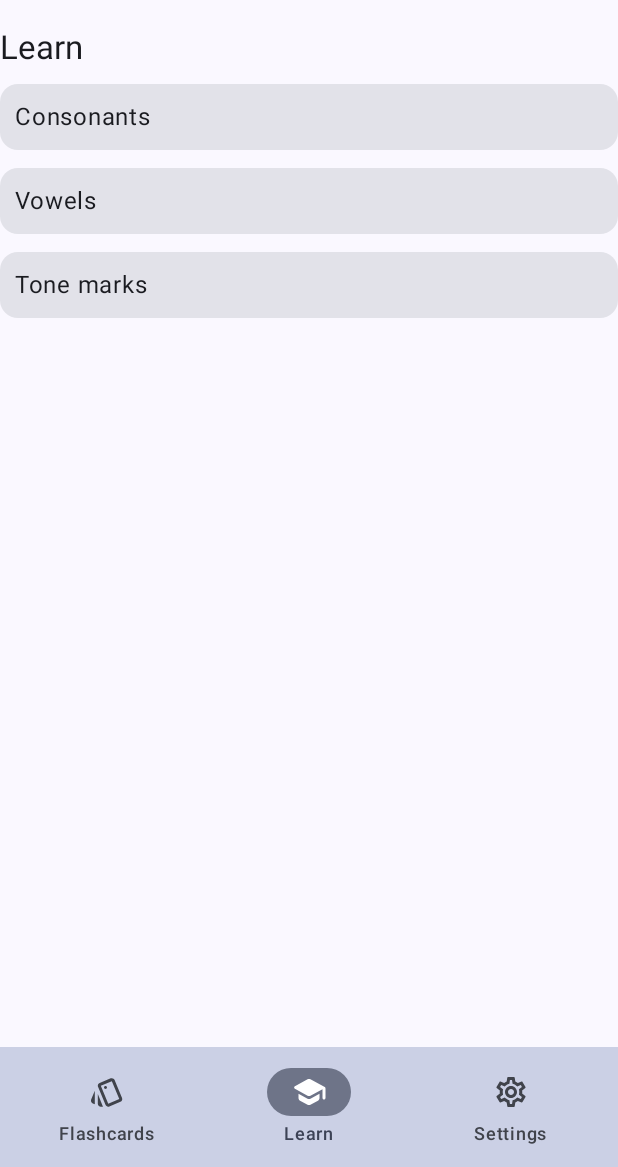
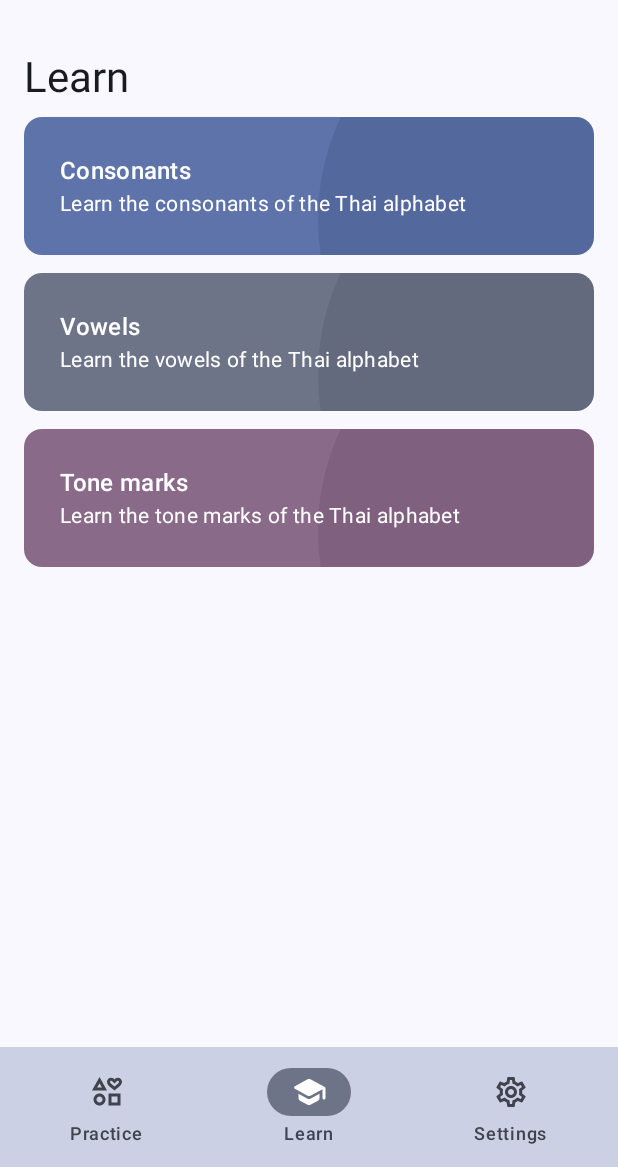
Before and after one commit to fontaipi/riian-thai, an Android app built with Jetpack Compose: the screen it shows after launch (MainActivity), item 2 of the bottom bar chosen, on a phone screen of 412 x 824 dp, the part 69-1236 px from its top. Run offline under Robolectric (Android 15) with nearby library versions, the phone set to English and light mode, and no system bars; our stand-ins replace Dagger/Hilt's generated code, Room's generated code.

Commit message:
:lipstick: create learn and practice category card

```diff
--- a/app/src/main/java/com/fontaipi/riianthai/RiianThaiApp.kt
+++ b/app/src/main/java/com/fontaipi/riianthai/RiianThaiApp.kt
@@ -37,15 +37,15 @@ import androidx.navigation.navOptions
 import com.fontaipi.riianthai.model.ConsonantClass
 import com.fontaipi.riianthai.ui.component.BottomAppBar
 import com.fontaipi.riianthai.ui.component.slideInVerticallyComposable
-import com.fontaipi.riianthai.ui.page.cards.CardsScreen
-import com.fontaipi.riianthai.ui.page.flashcard.FlashCardScreen
 import com.fontaipi.riianthai.ui.page.consonant.detail.ConsonantDetailRoute
 import com.fontaipi.riianthai.ui.page.consonant.list.ConsonantsRoute
-import com.fontaipi.riianthai.ui.page.settings.SettingsScreen
-import com.fontaipi.riianthai.ui.page.summary.SummaryScreen
+import com.fontaipi.riianthai.ui.page.flashcard.FlashcardScreen
 import com.fontaipi.riianthai.ui.page.learn.navigation.learnGraph
 import com.fontaipi.riianthai.ui.page.learn.navigation.learnRoute
 import com.fontaipi.riianthai.ui.page.learn.navigation.navigateToLearnGraph
+import com.fontaipi.riianthai.ui.page.practice.PracticeScreen
+import com.fontaipi.riianthai.ui.page.settings.SettingsScreen
+import com.fontaipi.riianthai.ui.page.summary.SummaryScreen
 import com.fontaipi.riianthai.ui.page.tone.ToneMarksScreen
 
 @Immutable
@@ -142,7 +142,7 @@ fun RiianThaiApp(
 
             )
         ) {
-            FlashCardScreen(
+            FlashcardScreen(
                 onBackClick = {
                     appState.bottomNavController.popBackStack()
                 }
@@ -186,9 +186,9 @@ fun BottomNavHost(
     NavHost(
         modifier = modifier,
         navController = navController,
-        startDestination = TopLevelDestination.CARDS.path
+        startDestination = TopLevelDestination.PRACTICE.path
     ) {
-        composable(TopLevelDestination.CARDS.path) {
+        composable(TopLevelDestination.PRACTICE.path) {
             LaunchedEffect(Unit) {
                 updateScaffoldViewState(
                     ScaffoldViewState(
@@ -199,10 +199,7 @@ fun BottomNavHost(
                     )
                 )
             }
-            CardsScreen(
-                navigateToFlashCardScreen = navigateToFlashCardScreen,
-                navigateToSummaryScreen = navigateToSummaryScreen
-            )
+            PracticeScreen()
         }
 
         learnGraph(
@@ -259,7 +256,7 @@ class RiianThaiState(
 
     val currentTopLevelDestination: TopLevelDestination?
         @Composable get() = when (currentBottomNavDestination?.route) {
-            TopLevelDestination.CARDS.path -> TopLevelDestination.CARDS
+            TopLevelDestination.PRACTICE.path -> TopLevelDestination.PRACTICE
             learnRoute -> TopLevelDestination.LEARN
             TopLevelDestination.SETTINGS.path -> TopLevelDestination.SETTINGS
             else -> null
@@ -275,7 +272,7 @@ class RiianThaiState(
 
         when (topLevelDestination) {
             TopLevelDestination.LEARN -> bottomNavController.navigateToLearnGraph(topLevelNavOptions)
-            TopLevelDestination.CARDS -> bottomNavController.navigate(TopLevelDestination.CARDS.path)
+            TopLevelDestination.PRACTICE -> bottomNavController.navigate(TopLevelDestination.PRACTICE.path)
             TopLevelDestination.SETTINGS -> bottomNavController.navigate(TopLevelDestination.SETTINGS.path)
         }
 
--- a/app/src/main/java/com/fontaipi/riianthai/TopLevelDestination.kt
+++ b/app/src/main/java/com/fontaipi/riianthai/TopLevelDestination.kt
@@ -1,12 +1,12 @@
 package com.fontaipi.riianthai
 
 import androidx.compose.material.icons.Icons
+import androidx.compose.material.icons.outlined.Interests
 import androidx.compose.material.icons.outlined.School
 import androidx.compose.material.icons.outlined.Settings
-import androidx.compose.material.icons.outlined.Style
+import androidx.compose.material.icons.rounded.Interests
 import androidx.compose.material.icons.rounded.School
 import androidx.compose.material.icons.rounded.Settings
-import androidx.compose.material.icons.rounded.Style
 import androidx.compose.ui.graphics.vector.ImageVector
 
 enum class TopLevelDestination(
@@ -16,12 +16,12 @@ enum class TopLevelDestination(
     val titleText: String,
     val path: String
 ) {
-    CARDS(
-        selectedIcon = Icons.Rounded.Style,
-        unselectedIcon = Icons.Outlined.Style,
-        iconText = "Flashcards",
-        titleText = "Flashcards",
-        path = "/flashcards"
+    PRACTICE(
+        selectedIcon = Icons.Rounded.Interests,
+        unselectedIcon = Icons.Outlined.Interests,
+        iconText = "Practice",
+        titleText = "Practice",
+        path = "/practice"
     ),
     LEARN(
         selectedIcon = Icons.Rounded.School,
--- a/app/src/main/java/com/fontaipi/riianthai/ui/page/flashcard/FlahCardScreen.kt
+++ b/app/src/main/java/com/fontaipi/riianthai/ui/page/flashcard/FlashcardScreen.kt
@@ -20,8 +20,8 @@ import com.fontaipi.riianthai.ui.page.flashcard.component.PhoneticText
 import kotlinx.coroutines.launch
 
 @Composable
-fun FlashCardScreen(
-    viewModel: FlashCardViewModel = hiltViewModel(),
+fun FlashcardScreen(
+    viewModel: FlashcardViewModel = hiltViewModel(),
     onBackClick: () -> Unit,
 ) {
     val flashCardState by viewModel.flashCardState.collectAsStateWithLifecycle()
--- a/app/src/main/java/com/fontaipi/riianthai/ui/page/learn/LearnScreen.kt
+++ b/app/src/main/java/com/fontaipi/riianthai/ui/page/learn/LearnScreen.kt
@@ -1,17 +1,15 @@
 package com.fontaipi.riianthai.ui.page.learn
 
 import androidx.compose.foundation.layout.Arrangement
-import androidx.compose.foundation.layout.Box
 import androidx.compose.foundation.layout.Column
 import androidx.compose.foundation.layout.fillMaxSize
-import androidx.compose.foundation.layout.fillMaxWidth
 import androidx.compose.foundation.layout.padding
-import androidx.compose.material3.Card
 import androidx.compose.material3.MaterialTheme
 import androidx.compose.material3.Text
 import androidx.compose.runtime.Composable
 import androidx.compose.ui.Modifier
 import androidx.compose.ui.unit.dp
+import com.fontaipi.riianthai.ui.page.learn.component.LearningCategoryCard
 
 @Composable
 fun LearnScreen(
@@ -20,49 +18,39 @@ fun LearnScreen(
     navigateToToneMarks: () -> Unit,
 ) {
     Column(
-        modifier = Modifier.fillMaxSize(),
+        modifier = Modifier
+            .fillMaxSize()
+            .padding(16.dp),
         verticalArrangement = Arrangement.spacedBy(8.dp)
     ) {
         Text(
             text = "Learn",
-            style = MaterialTheme.typography.titleLarge
+            style = MaterialTheme.typography.headlineMedium
         )
         Column(
-            verticalArrangement = Arrangement.spacedBy(8.dp)
+            verticalArrangement = Arrangement.spacedBy(12.dp)
         ) {
-            Card(
-                onClick = navigateToConsonants
-            ) {
-                Box(
-                    modifier = Modifier
-                        .fillMaxWidth()
-                        .padding(10.dp),
-                ) {
-                    Text(text = "Consonants")
-                }
-            }
-            Card(
-                onClick = {}
-            ) {
-                Box(
-                    modifier = Modifier
-                        .fillMaxWidth()
-                        .padding(10.dp),
-                ) {
-                    Text(text = "Vowels")
-                }
-            }
-            Card(
-                onClick = navigateToToneMarks
-            ) {
-                Box(
-                    modifier = Modifier
-                        .fillMaxWidth()
-                        .padding(10.dp),
-                ) {
-                    Text(text = "Tone marks")
-                }
-            }
+            LearningCategoryCard(
+                title = "Consonants",
+                subtitle = "Learn the consonants of the Thai alphabet",
+                onClick = navigateToConsonants,
+                color = MaterialTheme.colorScheme.primaryContainer,
+                circleColor = MaterialTheme.colorScheme.primary
+            )
+            LearningCategoryCard(
+                title = "Vowels",
+                subtitle = "Learn the vowels of the Thai alphabet",
+                onClick = {},
+                color = MaterialTheme.colorScheme.secondaryContainer,
+                circleColor = MaterialTheme.colorScheme.secondary
+            )
+            LearningCategoryCard(
+                title = "Tone marks",
+                subtitle = "Learn the tone marks of the Thai alphabet",
+                onClick = navigateToToneMarks,
+                color = MaterialTheme.colorScheme.tertiaryContainer,
+                circleColor = MaterialTheme.colorScheme.tertiary
+            )
         }
     }
 }
--- /dev/null
+++ b/app/src/main/java/com/fontaipi/riianthai/ui/page/learn/component/LearningCategoryCard.kt
@@ -0,0 +1,66 @@
+package com.fontaipi.riianthai.ui.page.learn.component
+
+import androidx.compose.foundation.layout.Box
+import androidx.compose.foundation.layout.Column
+import androidx.compose.foundation.layout.fillMaxWidth
+import androidx.compose.foundation.layout.padding
+import androidx.compose.material3.Card
+import androidx.compose.material3.CardDefaults
+import androidx.compose.material3.MaterialTheme
+import androidx.compose.material3.Text
+import androidx.compose.runtime.Composable
+import androidx.compose.ui.Modifier
+import androidx.compose.ui.draw.drawBehind
+import androidx.compose.ui.geometry.Offset
+import androidx.compose.ui.graphics.Color
+import androidx.compose.ui.tooling.preview.Preview
+import androidx.compose.ui.unit.dp
+import com.fontaipi.riianthai.ui.theme.RiianThaiTheme
+
+@Composable
+fun LearningCategoryCard(
+    title: String,
+    subtitle: String,
+    onClick: () -> Unit,
+    color: Color = MaterialTheme.colorScheme.surfaceVariant,
+    circleColor: Color = MaterialTheme.colorScheme.primary,
+) {
+    Card(
+        onClick = onClick,
+        colors = CardDefaults.cardColors(
+            containerColor = color
+        )
+    ) {
+        Box(
+            modifier = Modifier
+                .fillMaxWidth()
+                .padding(24.dp)
+                .drawBehind {
+                    drawCircle(
+                        radius = 240f,
+                        color = circleColor.copy(alpha = 0.2f),
+                        center = Offset(size.width, size.height)
+                    )
+                },
+        ) {
+            Column {
+                Text(text = title, style = MaterialTheme.typography.titleMedium)
+                Text(text = subtitle, style = MaterialTheme.typography.bodyMedium)
+            }
+        }
+    }
+}
+
+
+@Preview
+@Composable
+private fun LearningCategoryCardPreview() {
+    RiianThaiTheme {
+        LearningCategoryCard(
+            title = "Consonants",
+            subtitle = "Learn the consonants of the Thai alphabet",
+            onClick = {},
+            color = MaterialTheme.colorScheme.primaryContainer
+        )
+    }
+}
--- a/app/src/main/java/com/fontaipi/riianthai/ui/page/cards/CardsScreen.kt
+++ b/app/src/main/java/com/fontaipi/riianthai/ui/page/practice/CardsScreen.kt
@@ -1,4 +1,4 @@
-package com.fontaipi.riianthai.ui.page.cards
+package com.fontaipi.riianthai.ui.page.practice
 
 import androidx.compose.foundation.layout.Arrangement
 import androidx.compose.foundation.layout.Box
@@ -22,9 +22,6 @@ import androidx.compose.material3.Text
 import androidx.compose.runtime.Composable
 import androidx.compose.ui.Alignment
 import androidx.compose.ui.Modifier
-import androidx.compose.ui.text.SpanStyle
-import androidx.compose.ui.text.buildAnnotatedString
-import androidx.compose.ui.text.withStyle
 import androidx.compose.ui.unit.dp
 import com.fontaipi.riianthai.model.ConsonantClass
 import com.fontaipi.riianthai.model.VowelClass
--- /dev/null
+++ b/app/src/main/java/com/fontaipi/riianthai/ui/page/practice/PracticeScreen.kt
@@ -0,0 +1,66 @@
+package com.fontaipi.riianthai.ui.page.practice
+
+import androidx.compose.foundation.layout.Arrangement
+import androidx.compose.foundation.layout.Column
+import androidx.compose.foundation.layout.fillMaxSize
+import androidx.compose.foundation.layout.padding
+import androidx.compose.foundation.lazy.grid.GridCells
+import androidx.compose.foundation.lazy.grid.LazyVerticalGrid
+import androidx.compose.material3.MaterialTheme
+import androidx.compose.material3.Text
+import androidx.compose.runtime.Composable
+import androidx.compose.ui.Modifier
+import androidx.compose.ui.tooling.preview.Preview
+import androidx.compose.ui.unit.dp
+import com.fontaipi.riianthai.ui.page.practice.component.PracticeCategoryCard
+import com.fontaipi.riianthai.ui.theme.RiianThaiTheme
+
+@Composable
+fun PracticeScreen() {
+    Column(
+        modifier = Modifier
+            .fillMaxSize()
+            .padding(16.dp),
+        verticalArrangement = Arrangement.spacedBy(16.dp)
+    ) {
+        Text(text = "Practice", style = MaterialTheme.typography.headlineMedium)
+        LazyVerticalGrid(
+            columns = GridCells.Fixed(2),
+            verticalArrangement = Arrangement.spacedBy(24.dp),
+            horizontalArrangement = Arrangement.spacedBy(24.dp),
+        ) {
+            item {
+                PracticeCategoryCard(
+                    title = "Flashcards",
+                    onClick = {},
+                    color = MaterialTheme.colorScheme.primaryContainer,
+                    circleColor = MaterialTheme.colorScheme.primary
+                )
+            }
+            item {
+                PracticeCategoryCard(
+                    title = "Vocabulary",
+                    onClick = {},
+                    color = MaterialTheme.colorScheme.secondaryContainer,
+                    circleColor = MaterialTheme.colorScheme.secondary
+                )
+            }
+            item {
+                PracticeCategoryCard(
+                    title = "Pronunciation",
+                    onClick = {},
+                    color = MaterialTheme.colorScheme.tertiaryContainer,
+                    circleColor = MaterialTheme.colorScheme.tertiary
+                )
+            }
+        }
+    }
+}
+
+@Preview
+@Composable
+private fun PracticeScreenPreview() {
+    RiianThaiTheme {
+        PracticeScreen()
+    }
+}
--- /dev/null
+++ b/app/src/main/java/com/fontaipi/riianthai/ui/page/practice/component/PracticeCategoryCard.kt
@@ -0,0 +1,96 @@
+package com.fontaipi.riianthai.ui.page.practice.component
+
+import androidx.compose.foundation.layout.Arrangement
+import androidx.compose.foundation.layout.Box
+import androidx.compose.foundation.layout.Column
+import androidx.compose.foundation.layout.Row
+import androidx.compose.foundation.layout.aspectRatio
+import androidx.compose.foundation.layout.height
+import androidx.compose.foundation.layout.padding
+import androidx.compose.foundation.layout.size
+import androidx.compose.material3.Card
+import androidx.compose.material3.CardDefaults
+import androidx.compose.material3.LinearProgressIndicator
+import androidx.compose.material3.MaterialTheme
+import androidx.compose.material3.Text
+import androidx.compose.runtime.Composable
+import androidx.compose.ui.Alignment
+import androidx.compose.ui.Modifier
+import androidx.compose.ui.draw.drawBehind
+import androidx.compose.ui.geometry.Offset
+import androidx.compose.ui.graphics.Color
+import androidx.compose.ui.graphics.StrokeCap
+import androidx.compose.ui.text.font.FontWeight
+import androidx.compose.ui.tooling.preview.Preview
+import androidx.compose.ui.unit.dp
+import com.fontaipi.riianthai.ui.theme.RiianThaiTheme
+
+@Composable
+fun PracticeCategoryCard(
+    modifier: Modifier = Modifier,
+    title: String,
+    onClick: () -> Unit,
+    color: Color = MaterialTheme.colorScheme.surfaceVariant,
+    circleColor: Color = MaterialTheme.colorScheme.primary,
+) {
+    Card(
+        modifier = modifier,
+        onClick = onClick,
+        colors = CardDefaults.cardColors(
+            containerColor = color
+        )
+    ) {
+        Box(
+            modifier = Modifier
+                .aspectRatio(1f)
+                .padding(16.dp)
+                .drawBehind {
+                    drawCircle(
+                        radius = 164f,
+                        color = circleColor.copy(alpha = 0.2f),
+                        center = Offset(size.width, 0f)
+                    )
+                },
+            contentAlignment = Alignment.Center
+        ) {
+            Column(
+                verticalArrangement = Arrangement.spacedBy(4.dp),
+            ) {
+                Text(
+                    text = title,
+                    style = MaterialTheme.typography.titleMedium.copy(fontWeight = FontWeight.Medium)
+                )
+                Row(
+                    verticalAlignment = Alignment.CenterVertically,
+                    horizontalArrangement = Arrangement.spacedBy(8.dp)
+                ) {
+                    LinearProgressIndicator(
+                        modifier = Modifier
+                            .height(6.dp)
+                            .weight(1f),
+                        progress = { 0.5f },
+                        color = circleColor,
+                        trackColor = MaterialTheme.colorScheme.surface,
+                        strokeCap = StrokeCap.Round
+                    )
+                    Text(text = "50%", style = MaterialTheme.typography.labelLarge)
+                }
+            }
+        }
+
+    }
+}
+
+@Preview
+@Composable
+private fun PracticeCategoryCardPreview() {
+    RiianThaiTheme {
+        PracticeCategoryCard(
+            modifier = Modifier.size(192.dp),
+            title = "Flashcards",
+            onClick = {},
+            color = MaterialTheme.colorScheme.primaryContainer,
+            circleColor = MaterialTheme.colorScheme.primary
+        )
+    }
+}
```
Also changed, not shown: app/src/main/java/com/fontaipi/riianthai/ui/page/flashcard/FlashcardViewModel.kt (renamed from app/src/main/java/com/fontaipi/riianthai/ui/page/flashcard/FlashCardViewModel.kt, +10 -10 lines).
